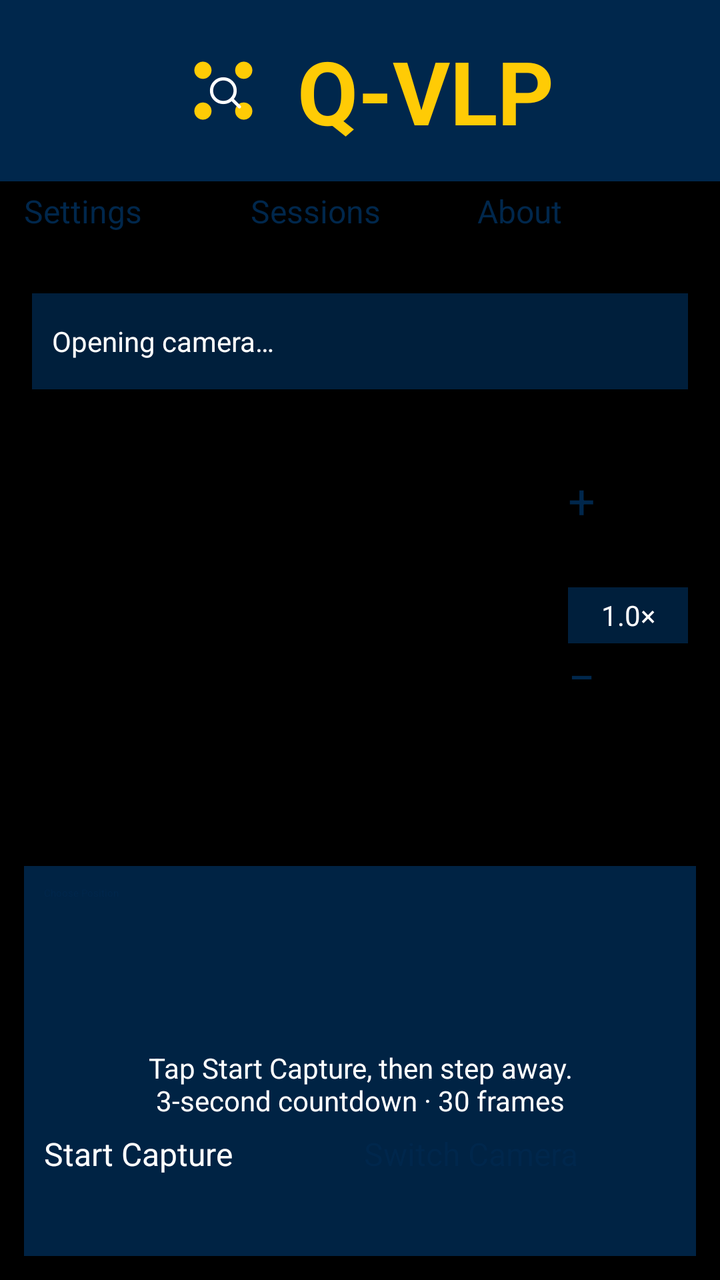
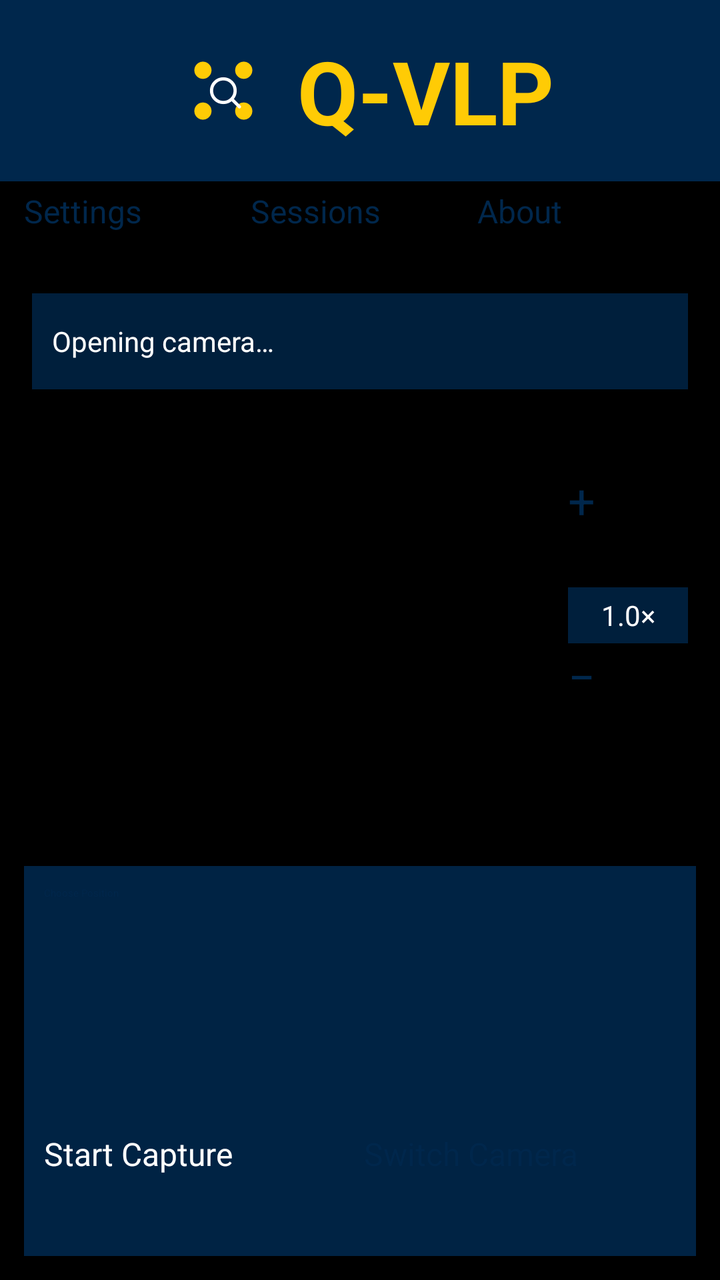

Two renders of the same Android screen: before a commit and after it. Below are the layout's source before the change and the commit's diff.
<!-- AndroidManifest.xml: activity theme Theme.App.Starting -->
<!-- res/layout/activity_main.xml -->
<?xml version="1.0" encoding="utf-8"?>
<FrameLayout xmlns:android="http://schemas.android.com/apk/res/android"
    android:id="@+id/preview_frame"
    android:layout_width="match_parent"
    android:layout_height="match_parent"
    android:background="@android:color/black">

    <TextureView
        android:id="@+id/viewFinder"
        android:layout_width="match_parent"
        android:layout_height="match_parent"
        android:importantForAccessibility="no" />

    
    <ScrollView
        android:layout_width="match_parent"
        android:layout_height="match_parent"
        android:fillViewport="true">
        <LinearLayout
            android:layout_width="match_parent"
            android:layout_height="wrap_content"
            android:orientation="vertical">

            <LinearLayout
                android:id="@+id/title_container"
                android:layout_width="match_parent"
                android:layout_height="wrap_content"
                android:orientation="horizontal"
                android:gravity="center"
                android:paddingVertical="16dp"
                android:paddingHorizontal="12dp"
                android:background="@color/darkBlue"
                android:elevation="4dp"
                android:focusable="true"
                android:contentDescription="@string/open_project_website"
                android:foreground="?android:attr/selectableItemBackground">
                <ImageView
                    android:layout_width="58dp"
                    android:layout_height="58dp"
                    android:src="@drawable/qvlp_icon"
                    android:scaleType="fitCenter"
                    android:importantForAccessibility="no" />
                <TextView
                    android:layout_width="wrap_content"
                    android:layout_height="wrap_content"
                    android:text="@string/app_name"
                    android:textSize="44sp"
                    android:textStyle="bold"
                    android:textColor="@color/yellow"
                    android:paddingStart="8dp"
                    android:paddingEnd="0dp" />
            </LinearLayout>

            <LinearLayout
                android:id="@+id/top_controls_container"
                android:layout_width="match_parent"
                android:layout_height="wrap_content"
                android:orientation="horizontal"
                android:gravity="center"
                android:paddingHorizontal="12dp"
                android:paddingVertical="4dp">
                <Button
                    android:id="@+id/settingsButton"
                    android:layout_width="0dp"
                    android:layout_weight="1"
                    android:layout_height="wrap_content"
                    android:minHeight="48dp"
                    android:minWidth="0dp"
                    android:text="@string/settings"
                    android:textAllCaps="false"
                    android:textSize="16sp"
                    android:backgroundTint="@color/yellow"
                    android:textColor="@color/darkBlue" />
                <Button
                    android:id="@+id/sessionsButton"
                    android:layout_width="0dp"
                    android:layout_weight="1"
                    android:layout_height="wrap_content"
                    android:minHeight="48dp"
                    android:minWidth="0dp"
                    android:layout_marginHorizontal="4dp"
                    android:text="@string/sessions"
                    android:textAllCaps="false"
                    android:textSize="16sp"
                    android:backgroundTint="@color/yellow"
                    android:textColor="@color/darkBlue" />
                <Button
                    android:id="@+id/aboutButton"
                    android:layout_width="0dp"
                    android:layout_weight="1"
                    android:layout_height="wrap_content"
                    android:minHeight="48dp"
                    android:minWidth="0dp"
                    android:text="@string/about"
                    android:textAllCaps="false"
                    android:textSize="16sp"
                    android:backgroundTint="@color/yellow"
                    android:textColor="@color/darkBlue" />
            </LinearLayout>

            <TextView
                android:id="@+id/captureStatus"
                android:layout_width="match_parent"
                android:layout_height="wrap_content"
                android:minHeight="48dp"
                android:layout_marginHorizontal="16dp"
                android:padding="10dp"
                android:gravity="center_vertical"
                android:background="#CC00274C"
                android:text="@string/camera_starting"
                android:textColor="@android:color/white"
                android:textSize="14sp"
                android:focusable="true"
                android:clickable="true"
                android:foreground="?android:attr/selectableItemBackground" />

            <LinearLayout
                android:layout_width="match_parent"
                android:layout_height="176dp"
                android:layout_weight="1"
                android:orientation="horizontal"
                android:gravity="end|center_vertical"
                android:paddingEnd="16dp"
                android:paddingStart="16dp">
                <LinearLayout
                    android:layout_width="60dp"
                    android:layout_height="wrap_content"
                    android:orientation="vertical"
                    android:gravity="center">
                    <Button
                        android:id="@+id/zoomInButton"
                        android:layout_width="60dp"
                        android:layout_height="60dp"
                        android:minWidth="0dp"
                        android:padding="0dp"
                        android:text="+"
                        android:textSize="24sp"
                        android:contentDescription="@string/maximize_camera"
                        android:backgroundTint="@color/yellow"
                        android:textColor="@color/darkBlue" />
                    <TextView
                        android:id="@+id/zoomLevel"
                        android:layout_width="match_parent"
                        android:layout_height="wrap_content"
                        android:minHeight="28dp"
                        android:gravity="center"
                        android:background="#CC00274C"
                        android:text="@string/default_zoom"
                        android:textColor="@android:color/white"
                        android:textSize="14sp"
                        android:accessibilityLiveRegion="polite" />
                    <Button
                        android:id="@+id/zoomOutButton"
                        android:layout_width="60dp"
                        android:layout_height="60dp"
                        android:minWidth="0dp"
                        android:padding="0dp"
                        android:text="−"
                        android:textSize="24sp"
                        android:contentDescription="@string/minimize_camera"
                        android:backgroundTint="@color/yellow"
                        android:textColor="@color/darkBlue" />
                </LinearLayout>
            </LinearLayout>

            <LinearLayout
                android:id="@+id/button_container"
                android:layout_width="match_parent"
                android:layout_height="wrap_content"
                android:orientation="vertical"
                android:gravity="center"
                android:layout_margin="12dp"
                android:padding="10dp"
                android:background="#E600274C">
                <Button
                    android:id="@+id/positionButton"
                    android:layout_width="match_parent"
                    android:layout_height="wrap_content"
                    android:minHeight="48dp"
                    android:text="@string/choose_position"
                    android:textAllCaps="false"
                    android:backgroundTint="@color/yellow"
                    android:textColor="@color/darkBlue" />
                <TextView
                    android:id="@+id/positionCoordinates"
                    android:layout_width="match_parent"
                    android:layout_height="wrap_content"
                    android:gravity="center"
                    android:padding="4dp"
                    android:textColor="@android:color/white"
                    android:textSize="14sp" />
                <TextView
                    android:id="@+id/burstStatus"
                    android:layout_width="match_parent"
                    android:layout_height="wrap_content"
                    android:minHeight="48dp"
                    android:gravity="center"
                    android:padding="6dp"
                    android:text="@string/capture_workflow"
                    android:textColor="@android:color/white"
                    android:textSize="14sp"
                    android:foreground="?android:attr/selectableItemBackground"
                    android:accessibilityLiveRegion="polite" />
                <ProgressBar
                    android:id="@+id/captureProgress"
                    style="?android:attr/progressBarStyleHorizontal"
                    android:layout_width="match_parent"
                    android:layout_height="wrap_content"
                    android:max="30"
                    android:visibility="gone"
                    android:progressTint="@color/yellow" />
                <LinearLayout
                    android:layout_width="match_parent"
                    android:layout_height="wrap_content"
                    android:orientation="horizontal">
                    <Button
                        android:id="@+id/startCaptureButton"
                        android:layout_width="0dp"
                        android:layout_weight="1"
                        android:layout_height="wrap_content"
                        android:minHeight="52dp"
                        android:text="@string/start_capture"
                        android:textAllCaps="false"
                        android:textSize="16sp"
                        android:backgroundTint="@color/green"
                        android:textColor="@android:color/white" />
                    <Button
                        android:id="@+id/switchCameraButton"
                        android:layout_width="0dp"
                        android:layout_weight="1"
                        android:layout_height="wrap_content"
                        android:minHeight="52dp"
                        android:layout_marginStart="4dp"
                        android:text="@string/switch_camera"
                        android:textAllCaps="false"
                        android:textSize="16sp"
                        android:backgroundTint="@color/yellow"
                        android:textColor="@color/darkBlue" />
                </LinearLayout>
                <LinearLayout
                    android:id="@+id/resultActions"
                    android:layout_width="match_parent"
                    android:layout_height="wrap_content"
                    android:orientation="horizontal"
                    android:visibility="gone">
                    <Button
                        android:id="@+id/repeatCaptureButton"
                        android:layout_width="0dp"
                        android:layout_weight="1"
                        android:layout_height="wrap_content"
                        android:minHeight="48dp"
                        android:text="@string/repeat_capture"
                        android:textAllCaps="false"
                        android:backgroundTint="@color/yellow"
                        android:textColor="@color/darkBlue" />
                    <Button
                        android:id="@+id/nextPositionButton"
                        android:layout_width="0dp"
                        android:layout_weight="1"
                        android:layout_height="wrap_content"
                        android:minHeight="48dp"
                        android:layout_marginStart="4dp"
                        android:text="@string/next_position"
                        android:textAllCaps="false"
                        android:backgroundTint="@color/yellow"
                        android:textColor="@color/darkBlue" />
                </LinearLayout>
            </LinearLayout>
        </LinearLayout>
    </ScrollView>
</FrameLayout>
<!-- resources referenced by this layout -->
<resources>
  <color name="darkBlue">#00274C</color>
  <color name="green">#006600</color>
  <color name="yellow">#FFCB05</color>
  <!-- drawable qvlp_icon (drawable) -->
  <vector xmlns:android="http://schemas.android.com/apk/res/android"
      android:width="108dp" android:height="108dp"
      android:viewportWidth="108" android:viewportHeight="108">
      <path android:fillColor="#00274C" android:pathData="M0,0h108v108h-108z" />
      <path android:fillColor="#FFCB05"
          android:pathData="M35,27a8,8 0,1 0,0 16a8,8 0,1 0,0 -16M73,27a8,8 0,1 0,0 16a8,8 0,1 0,0 -16M35,65a8,8 0,1 0,0 16a8,8 0,1 0,0 -16M73,65a8,8 0,1 0,0 16a8,8 0,1 0,0 -16" />
      <path android:fillColor="#00000000" android:strokeColor="#FFFFFF"
          android:strokeWidth="3" android:strokeLineCap="round"
          android:pathData="M54,43a11,11 0,1 0,0 22a11,11 0,1 0,0 -22M62,62L69,69" />
  </vector>
  <string name="about">About</string>
  <string name="app_name">Q-VLP</string>
  <string name="camera_starting">Opening camera…</string>
  <string name="capture_workflow">Tap Start Capture, then step away.\n3-second countdown · 30 frames</string>
  <string name="choose_position">Choose Position</string>
  <string name="default_zoom">1.0×</string>
  <string name="maximize_camera">Maximize (zoom in)</string>
  <string name="minimize_camera">Minimize (zoom out)</string>
  <string name="next_position">Next Position</string>
  <string name="open_project_website">Open Q-VLP project website</string>
  <string name="repeat_capture">Repeat</string>
  <string name="sessions">Sessions</string>
  <string name="settings">Settings</string>
  <string name="start_capture">Start Capture</string>
  <string name="switch_camera">Switch Camera</string>
  <style name="Theme.App.Starting" parent="Theme.SplashScreen">
          <item name="windowSplashScreenBackground">@color/darkBlue</item>
          <item name="windowSplashScreenAnimatedIcon">@drawable/qvlp_icon</item>
          <item name="windowSplashScreenAnimationDuration">200</item>
          <item name="postSplashScreenTheme">@style/Theme.QVLP</item>
      </style>
  <style name="Theme.QVLP" parent="Base.Theme.QVLP" />
  <style name="Base.Theme.QVLP" parent="Theme.Material3.DayNight.NoActionBar">
          
          <item name="colorPrimary">@color/darkBlue</item>
          <item name="alertDialogTheme">@style/ThemeOverlay.QVLP.PreferenceDialog</item>
      </style>
  <!-- drawable dialog_surface_background (drawable) -->
  <?xml version="1.0" encoding="utf-8"?>
  <shape xmlns:android="http://schemas.android.com/apk/res/android" android:shape="rectangle">
      <solid android:color="@color/dialog_surface" />
      <corners android:radius="24dp" />
  </shape>
  <color name="dialog_surface">#F5F7FA</color>
  <color name="dialog_text_primary">#172B4D</color>
  <color name="dialog_accent">#00274C</color>
  <color name="dialog_outline">#61758A</color>
  <color name="dialog_selection">#3300274C</color>
  <color name="dialog_text_secondary">#43546A</color>
  <style name="Widget.QVLP.DialogButton" parent="Widget.AppCompat.Button.ButtonBar.AlertDialog">
          <item name="android:textColor">@color/dialog_action_text</item>
          <item name="android:textAllCaps">false</item>
          <item name="android:minHeight">48dp</item>
      </style>
  <!-- unchanged entries left out for length: 1 -->
</resources>

<!-- the commit's change to res/layout/activity_main.xml (unified diff, before → after) -->
@@ -196,7 +196,6 @@
                     android:minHeight="48dp"
                     android:gravity="center"
                     android:padding="6dp"
-                    android:text="@string/capture_workflow"
                     android:textColor="@android:color/white"
                     android:textSize="14sp"
                     android:foreground="?android:attr/selectableItemBackground"
@@ -206,7 +205,6 @@
                     style="?android:attr/progressBarStyleHorizontal"
                     android:layout_width="match_parent"
                     android:layout_height="wrap_content"
-                    android:max="30"
                     android:visibility="gone"
                     android:progressTint="@color/yellow" />
                 <LinearLayout
<!-- resource entries referenced after the edit -->
@@ -17,7 +17,6 @@
   <string name="about">About</string>
   <string name="app_name">Q-VLP</string>
   <string name="camera_starting">Opening camera…</string>
-  <string name="capture_workflow">Tap Start Capture, then step away.\n3-second countdown · 30 frames</string>
   <string name="choose_position">Choose Position</string>
   <string name="default_zoom">1.0×</string>
   <string name="maximize_camera">Maximize (zoom in)</string>
